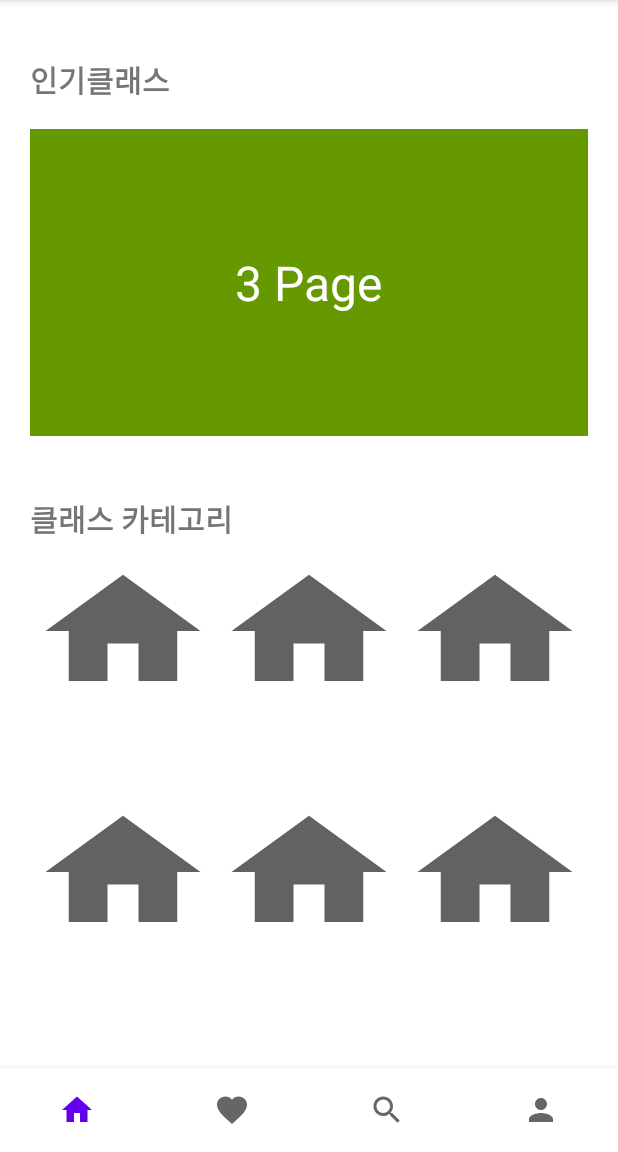
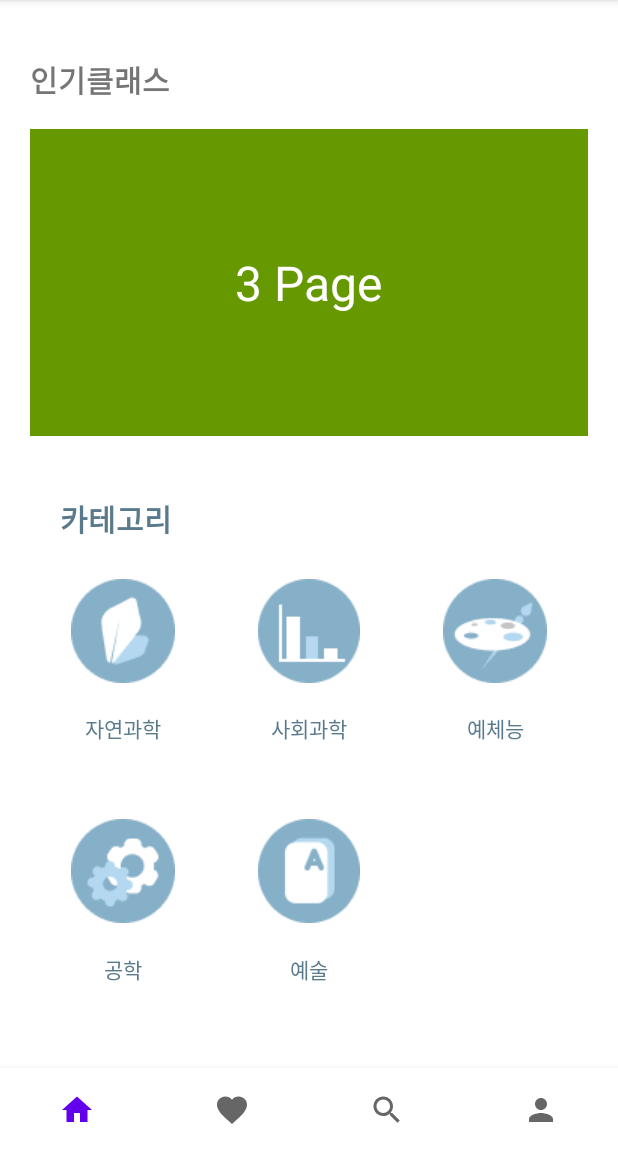
Before and after one commit to sonekthree/metering, an Android app: the screen it shows after launch (MainActivity), on a phone screen of 412 x 824 dp, the part 84-1236 px from its top. Run offline under Robolectric (Android 15) with nearby library versions, the phone set to English and light mode, and no system bars.

Commit message:
MOD: main page

```diff
--- a/app/src/main/res/layout/fragment_home_page.xml
+++ b/app/src/main/res/layout/fragment_home_page.xml
@@ -53,85 +53,161 @@
         android:layout_weight="10"
         android:layout_margin="20dp"
         android:orientation="vertical">
+
         <TextView
-            android:layout_weight="2"
             android:layout_width="match_parent"
             android:layout_height="0dp"
-            android:textStyle="bold"
+            android:layout_marginLeft="20sp"
+            android:layout_weight="2"
+            android:text="카테고리"
+            android:textColor="#597A8D"
             android:textSize="20sp"
-            android:text="클래스 카테고리" />
+            android:textStyle="bold" />
 
         <LinearLayout
             android:layout_width="match_parent"
             android:layout_height="0dp"
             android:layout_weight="16"
             android:orientation="vertical">
+
             <LinearLayout
                 android:layout_width="match_parent"
                 android:layout_height="0dp"
-                android:layout_weight="16"
+                android:layout_weight="9"
                 android:orientation="horizontal">
+
                 <ImageButton
                     android:id="@+id/nature_button"
-                    android:layout_gravity="top"
                     android:layout_width="50sp"
                     android:layout_height="100sp"
-                    android:background="@drawable/ic_baseline_home_24"
+                    android:layout_gravity="top"
                     android:layout_weight="1"
+                    android:background="@android:color/transparent"
+                    android:src="@drawable/category_science"
                     android:text="nature" />
 
                 <ImageButton
                     android:id="@+id/social_button"
-                    android:layout_gravity="top"
                     android:layout_width="50sp"
                     android:layout_height="100sp"
-                    android:background="@drawable/ic_baseline_home_24"
+                    android:layout_gravity="top"
                     android:layout_weight="1"
+                    android:background="@android:color/transparent"
+                    android:src="@drawable/category_social"
                     android:text="social" />
+
                 <ImageButton
                     android:id="@+id/art_button"
-                    android:layout_gravity="top"
                     android:layout_width="50sp"
                     android:layout_height="100sp"
-                    android:background="@drawable/ic_baseline_home_24"
+                    android:layout_gravity="top"
                     android:layout_weight="1"
+                    android:background="@android:color/transparent"
+                    android:src="@drawable/category_art"
                     android:text="art" />
+
+            </LinearLayout>
+
+            <LinearLayout
+                android:layout_width="match_parent"
+                android:layout_height="wrap_content"
+                android:layout_weight="3"
+                android:orientation="horizontal">
+
+                <TextView
+                    android:layout_width="match_parent"
+                    android:layout_height="wrap_content"
+                    android:layout_weight="1"
+                    android:text="자연과학"
+                    android:textAlignment="center"
+                    android:textColor="#597A8D" />
+
+                <TextView
+                    android:layout_width="match_parent"
+                    android:layout_height="wrap_content"
+                    android:layout_weight="1"
+                    android:text="사회과학"
+                    android:textAlignment="center"
+                    android:textColor="#597A8D" />
+
+                <TextView
+                    android:layout_width="match_parent"
+                    android:layout_height="wrap_content"
+                    android:layout_weight="1"
+                    android:text="예체능"
+                    android:textAlignment="center"
+                    android:textColor="#597A8D" />
             </LinearLayout>
 
             <LinearLayout
                 android:layout_width="match_parent"
                 android:layout_height="0dp"
-                android:layout_weight="16"
+                android:layout_weight="9"
                 android:orientation="horizontal">
-                <ImageButton
-                    android:id="@+id/lan_button"
-                    android:layout_gravity="top"
-                    android:layout_width="50sp"
-                    android:layout_height="100sp"
-                    android:layout_weight="1"
-                    android:background="@drawable/ic_baseline_home_24"
-                    android:text="lan" />
-                <ImageButton
-                    android:id="@+id/button"
-                    android:layout_gravity="top"
-                    android:layout_width="50sp"
-                    android:layout_height="100sp"
-                    android:layout_weight="1"
-                    android:background="@drawable/ic_baseline_home_24"
-                    android:text="View 1" />
+
                 <ImageButton
                     android:id="@+id/engine_button"
 
                     android:layout_width="50sp"
                     android:layout_height="100sp"
                     android:layout_weight="1"
-                    android:background="@drawable/ic_baseline_home_24"
+                    android:background="@android:color/transparent"
+                    android:src="@drawable/category_engineering"
                     android:text="Engine" />
+
+                <ImageButton
+                    android:id="@+id/lan_button"
+                    android:layout_width="50sp"
+                    android:layout_height="100sp"
+                    android:layout_gravity="top"
+                    android:layout_weight="1"
+                    android:background="@android:color/transparent"
+                    android:src="@drawable/category_language"
+                    android:text="lan" />
+
+                <ImageButton
+                    android:id="@+id/button"
+                    android:layout_width="50sp"
+                    android:layout_height="100sp"
+                    android:layout_gravity="top"
+                    android:layout_weight="1"
+                    android:background="@android:color/transparent"
+                    android:text="View 1" />
+
             </LinearLayout>
+
+            <LinearLayout
+                android:layout_width="match_parent"
+                android:layout_height="wrap_content"
+                android:layout_weight="3"
+                android:orientation="horizontal">
+
+                <TextView
+                    android:layout_width="match_parent"
+                    android:layout_height="wrap_content"
+                    android:layout_weight="1"
+                    android:text="공학"
+                    android:textAlignment="center"
+                    android:textColor="#597A8D" />
+
+                <TextView
+                    android:layout_width="match_parent"
+                    android:layout_height="wrap_content"
+                    android:layout_weight="1"
+                    android:text="예술"
+                    android:textAlignment="center"
+                    android:textColor="#597A8D" />
+
+                <TextView
+                    android:layout_width="match_parent"
+                    android:layout_height="wrap_content"
+                    android:layout_weight="1" />
+
+            </LinearLayout>
+
         </LinearLayout>
 
     </LinearLayout>
 
 
-
 </LinearLayout>
```
Also changed, not shown: app/src/main/res/drawable/category_art.png (added), app/src/main/res/drawable/category_engineering.png (added), app/src/main/res/drawable/category_language.png (added), app/src/main/res/drawable/category_science.png (added), app/src/main/res/drawable/category_social.png (added).
